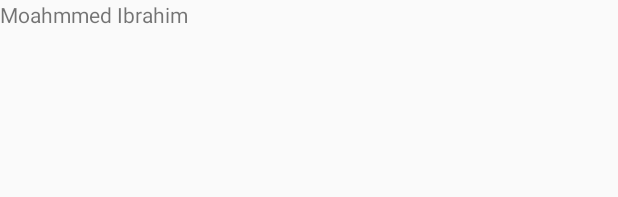
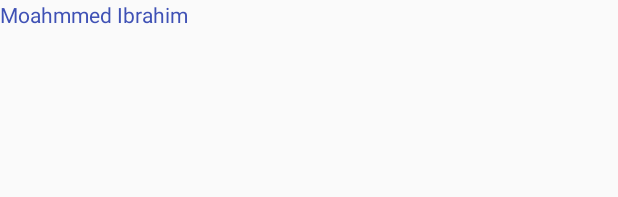
Before and after one commit to mohaibu/RecommendedApplication, an Android app: the layout activity_home.xml on its own in the app's theme, with its tools: preview values and no code run, on a phone screen of 412 x 824 dp. Shown: the top 197 px of the screen. Run offline under Robolectric (Android 15) with nearby library versions, the phone set to English and light mode, and no system bars.

```diff
--- a/app/src/main/res/layout/activity_home.xml
+++ b/app/src/main/res/layout/activity_home.xml
@@ -9,7 +9,8 @@
     <TextView
         android:layout_width="wrap_content"
         android:layout_height="wrap_content"
-        android:text="Moahmmed Ibrahim"/>
+        android:text="Moahmmed Ibrahim"
+        android:textColor="@color/colorPrimary"/>
 
 
 
```
